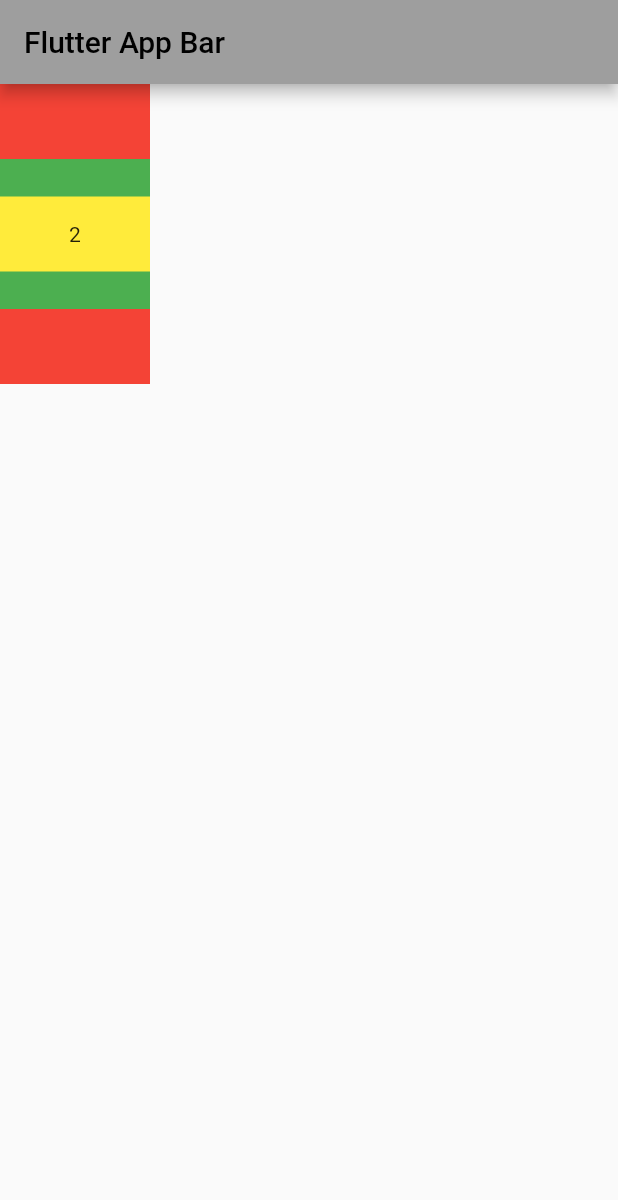
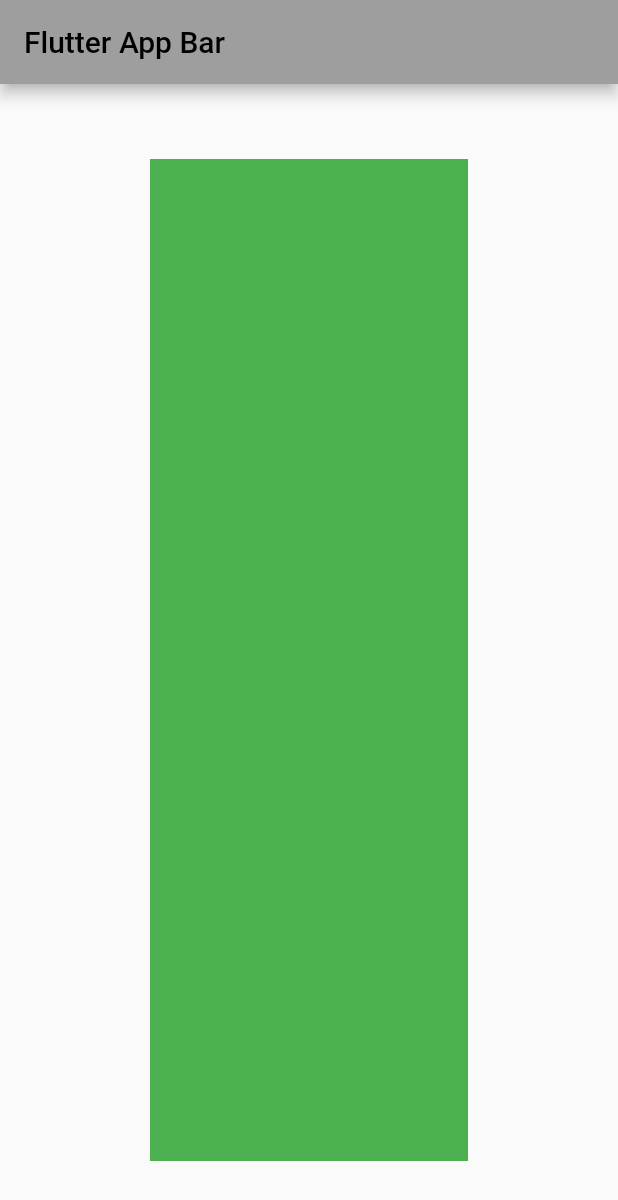
Before and after one commit to kwakdeung/dev_flutter, a Flutter app: the screen it shows after launch, on a phone screen of 412 x 824 dp. Shown: the top 1200 px of the screen. Run offline on Flutter 3.47's test engine with Material 2 defaults, Android fonts, the light colour scheme and no system bars.

Commit message:
ch01_07_padding_margin_edgeinsets

```diff
--- a/drawing_app_widget/flutter_application_1/lib/pages/my_home_page.dart
+++ b/drawing_app_widget/flutter_application_1/lib/pages/my_home_page.dart
@@ -11,114 +11,34 @@ class MyHomePage extends StatelessWidget {
       appBar: AppBar(
         title: const Text('Flutter App Bar'),
       ),
-      // 4. Stack
-      body: Stack(
-        alignment: Alignment.center,
-        children: [
-          Container(
-            color: Colors.red,
-            alignment: Alignment.center,
-            width: 100,
-            height: 200,
-            child: const Text(
-              '1',
-            ),
-          ),
-          Container(
-            color: Colors.green,
-            alignment: Alignment.center,
-            width: 100,
-            height: 100,
-            child: const Text(
-              '3',
-            ),
-          ),
-          Container(
-            color: Colors.yellow,
-            alignment: Alignment.center,
-            width: 100,
-            height: 50,
-            child: const Text(
-              '2',
-            ),
-          ),
-        ],
+      body: Container(
+        margin: const EdgeInsets.symmetric(vertical: 50, horizontal: 100),
+        color: Colors.green,
       ),
-      // 1. Column
-      // Column(
-      //   children: [
-      //     Container(
-      //       color: Colors.yellow,
-      //       height: 300,
-      //       child: const Text(
-      //         'Flutter My Home page',
-      //       ),
-      //     ),
-      //     Container(
-      //       color: Colors.green,
-      //       height: 300,
-      //       child: const Text(
-      //         'Flutter My Home page',
-      //       ),
-      //     ),
-      //   ],
+      // 1. padding
+      // Padding(
+      //   padding: const EdgeInsets.all(100.0),
+      //   child: Container(
+      //     color: Colors.yellow,
+      //   ),
       // ),
-      // 2. Row
-      // Row(
-      //   children: [
-      //     Container(
-      //       color: Colors.red,
-      //       height: 100,
-      //       child: const Text(
-      //         'Flutter My Home page',
-      //       ),
-      //     ),
-      //     Container(
-      //       color: Colors.yellow,
-      //       height: 40,
-      //       child: const Text(
-      //         'Flutter My Home page',
-      //       ),
-      //     ),
-      //     Container(
-      //       color: Colors.green,
-      //       height: 100,
-      //       child: const Text(
-      //         'Flutter My Home page',
-      //       ),
-      //     ),
-      //   ],
-      // ),
-      // 3. Wrap
-      // Wrap(
-      //   direction: Axis.vertical,
-      //   children: [
-      //     Container(
-      //       color: Colors.red,
-      //       width: 100,
-      //       height: 300,
-      //       child: const Text(
-      //         '1',
-      //       ),
-      //     ),
-      //     Container(
-      //       color: Colors.yellow,
-      //       width: 100,
-      //       height: 300,
-      //       child: const Text(
-      //         '2',
-      //       ),
-      //     ),
-      //     Container(
-      //       color: Colors.green,
-      //       width: 100,
-      //       height: 300,
-      //       child: const Text(
-      //         '3',
-      //       ),
-      //     ),
-      //   ],
-      // ),
+      // 2. margin
+      // 3. EdgeInsetsGeometry type
+      // 여백 값을 없애고 싶을 때
+      // margin: EdgeInsets.zero,
+
+      // left, top, right, bottom 동일한 여백값을 주고 싶을 때
+      // margin: const EdgeInsets.all(40),
+
+      // left, top, right, bottom 각기 다른 값을 주고 싶을 때
+      // margin: const EdgeInsets.fromLTRB(10, 70, 80, 100),
+
+      // left, top, right, bottom 원하는 값만 여백을 주고 싶을 때
+      // margin: const EdgeInsets.only(bottom: 100),
+      // margin: const EdgeInsets.only(bottom: 100, top: 20),
+
+      // 가로, 세로 별로 여백을 주고 싶을 때
+      // margin: const EdgeInsets.symmetric(vertical: 50, horizontal: 100),
     );
   }
 }
```
